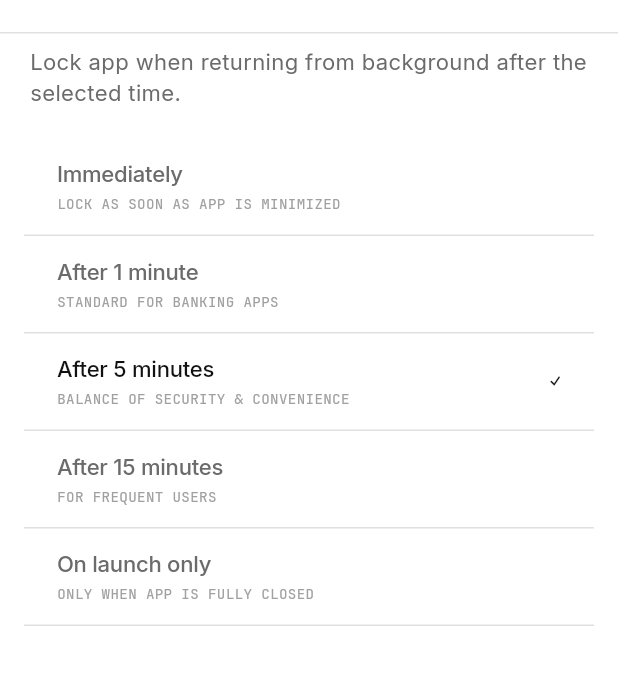
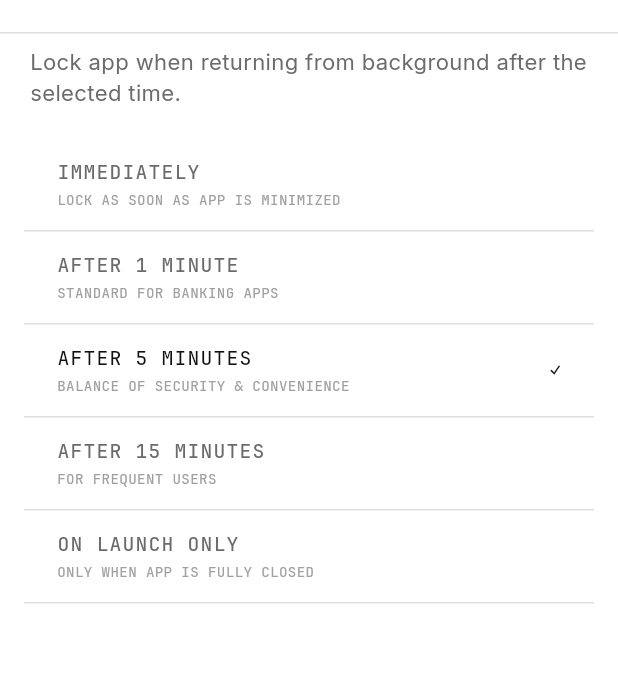
Before and after one commit to uzorgame/CryptoWalletKora, a Flutter app: the AutoLockSelectorScreen screen opened directly, on a phone screen of 412 x 824 dp, the part 52-737 px from its top. Run offline on Flutter 3.47's test engine with Material 3 defaults, Android fonts, the phone set to English and light mode, and no system bars; our stand-ins replace dio, fl_chart, flutter_riverpod, flutter_secure_storage, freezed_annotation, hex and 5 more; missing offline and left inert: bip32, bip39, encrypt, local_auth_android, local_auth_darwin, mobile_scanner and 4 more; accounts and stored records are empty; network calls fail.

Commit message:
Settings takes the same voice as every other table
Tried both ways and consistency wins. A sans face does read a shade
faster for phrases, which is why the last commit reached for it — but a
settings tab in a different typeface from the wallet list beside it is
noticed the moment the tab opens, and the reading difference is not
noticed at all. One voice across the application is worth more than a
few milliseconds a row.

kRowText stays as the single place that decides this, now resolving to
the tracked monospace caps a ticker carries.

```diff
--- a/KORA Mobile/lib/core/theme/kora_design.dart
+++ b/KORA Mobile/lib/core/theme/kora_design.dart
@@ -85,29 +85,15 @@ TextStyle kBody(Color color, {double size = 13, FontWeight weight = FontWeight.w
       height: 1.55,
     );
 
-/// The label on a row that is an instruction rather than a value — the settings list, the
-/// choices in a selector.
+/// The leading text of a row in any table — the settings list, the selectors, the sheets.
 ///
-/// Everywhere else a row's leading text is a token the eye recognises: a ticker, a wallet's
-/// name, RECEIVED. Those are set in tracked monospace caps, and they should be. A settings
-/// label is a phrase that gets read instead — "Add / import wallet" — and uppercase throws
-/// away the silhouette of the word while a monospace face flattens the letter widths that
-/// silhouette is made of. So: the sans face, one step up in weight, tightened slightly.
-///
-/// The weight is what makes it look chosen. Regular sans beside a monospace value reads as
-/// a default; medium against the same value reads as two faces put together on purpose,
-/// which is the whole idea of the row.
-TextStyle kRowText(Color color, {double size = 14, FontWeight weight = FontWeight.w500}) {
-  final s = size * kTextScale;
-  return TextStyle(
-    fontFamily: kSans,
-    color: color,
-    fontSize: s,
-    fontWeight: weight,
-    height: 1.3,
-    letterSpacing: -0.01 * s,
-  );
-}
+/// Tracked monospace caps, the same setting a ticker or RECEIVED carries. A sans face reads
+/// a shade faster for phrases, and this was tried both ways; consistency won. A settings tab
+/// in a different typeface from the wallet list beside it is noticed the moment the tab is
+/// opened, while the reading difference is not noticed at all. One voice across the whole
+/// application is worth more than a few milliseconds per row.
+TextStyle kRowText(Color color, {double size = 12.5, double tracking = 0.06}) =>
+    kLabel(color, size: size, tracking: tracking);
 
 // ─── Hairlines ──────────────────────────────────────────────────────────────────────────
 
--- a/KORA Mobile/lib/core/widgets/kora_rows.dart
+++ b/KORA Mobile/lib/core/widgets/kora_rows.dart
@@ -178,16 +178,14 @@ class KoraSettingRow extends StatelessWidget {
 
   @override
   Widget build(BuildContext context) {
-    // An instruction, so it is set to be read: the sans face at medium against the mono
-    // value beside it. See [kRowText] for why this row alone does not take the tracked
-    // uppercase every other table uses.
+    // The same voice every other table in this application speaks — see [kRowText].
     return KoraRow(
       onTap: onTap,
       topLine: topLine,
       padding: const EdgeInsets.symmetric(horizontal: 22, vertical: 14),
       children: [
         Expanded(
-          child: Text(label,
+          child: Text(label.toUpperCase(),
               overflow: TextOverflow.ellipsis,
               style: kRowText(labelColor ?? AppColors.textPrimary)),
         ),
--- a/KORA Mobile/lib/features/settings/auto_lock_selector_screen.dart
+++ b/KORA Mobile/lib/features/settings/auto_lock_selector_screen.dart
@@ -49,7 +49,7 @@ class AutoLockSelectorScreen extends ConsumerWidget {
                         child: Column(
                             crossAxisAlignment: CrossAxisAlignment.start,
                             children: [
-                              Text(timeout.displayName,
+                              Text(timeout.displayName.toUpperCase(),
                                   style: kRowText(
                                       isSelected
                                           ? AppColors.textPrimary
--- a/KORA Mobile/lib/features/settings/currency_selector_screen.dart
+++ b/KORA Mobile/lib/features/settings/currency_selector_screen.dart
@@ -36,7 +36,7 @@ class CurrencySelectorScreen extends ConsumerWidget {
               child: Row(children: [
                 Expanded(
                   child: Column(crossAxisAlignment: CrossAxisAlignment.start, children: [
-                    Text(currency.name,
+                    Text(currency.name.toUpperCase(),
                         style: kRowText(
                             isSelected ? AppColors.textPrimary : AppColors.textSecondary)),
                     const SizedBox(height: 4),
--- a/KORA Mobile/lib/features/settings/tiles/biometric_tile.dart
+++ b/KORA Mobile/lib/features/settings/tiles/biometric_tile.dart
@@ -20,7 +20,7 @@ class BiometricTile extends ConsumerWidget {
     return KoraRow(
       onTap: () => _toggle(context, ref, enabled),
       children: [
-        Text('Biometric unlock', style: kRowText(AppColors.textPrimary)),
+        Text('BIOMETRIC UNLOCK', style: kRowText(AppColors.textPrimary)),
         const Spacer(),
         KoraSwitch(
           value: enabled,
```
